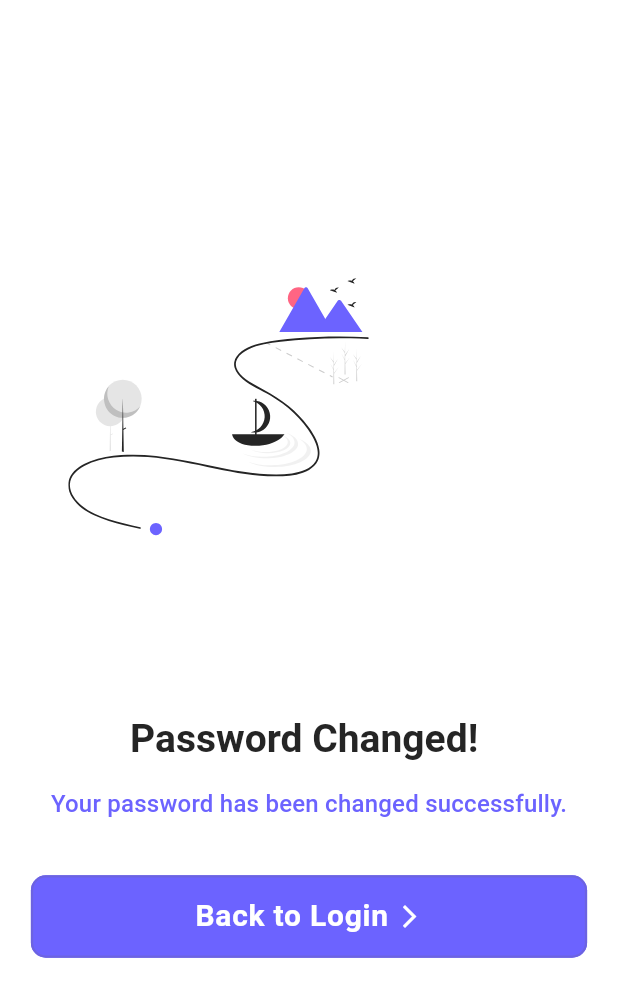
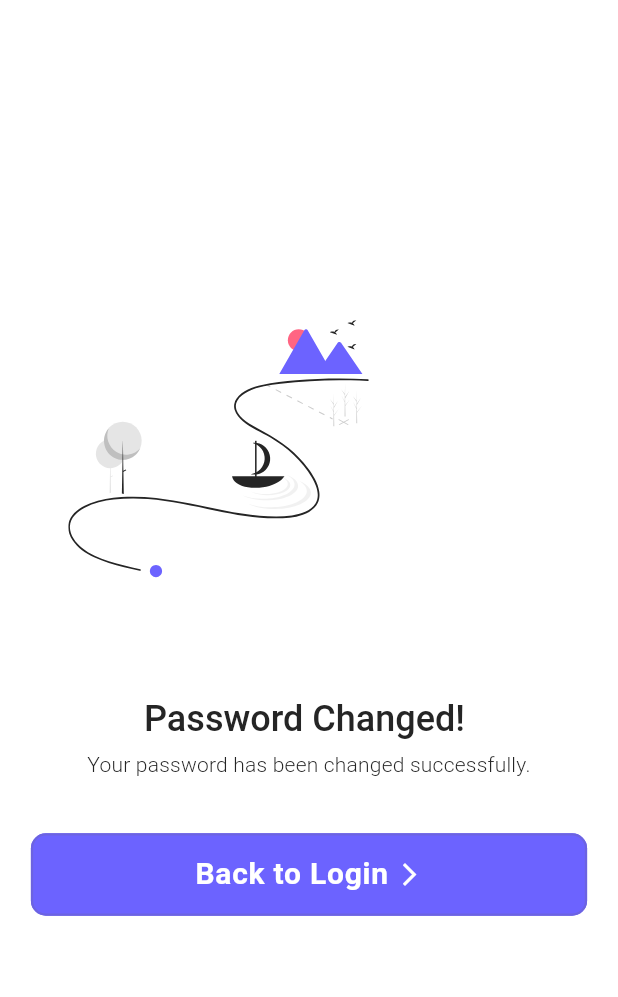
Before and after one commit to alade-01/Login_Register_UI_Design, a Flutter app: the PasswordChangedScreen screen opened by its route, on a phone screen of 412 x 824 dp. Shown: the top 997 px of the screen. Run offline on Flutter 3.47's test engine with Material 3 defaults, Android fonts, the phone set to English and light mode, and no system bars; our stand-ins replace flutter_bloc, flutter_svg; Roboto replaces fonts that are missing (Poppins); project files that could hold a hidden picture were left out.

Commit message:
fix password changed screen

```diff
--- a/lib/windows/password_changed_screen.dart
+++ b/lib/windows/password_changed_screen.dart
@@ -1,6 +1,5 @@
 import 'package:flutter/material.dart';
 import 'package:flutter_svg/svg.dart';
-import 'package:login_register_ui_design/components/shared/background.dart';
 
 import '../components/shared/app_button.dart';
 import '../core/constants.dart';
@@ -29,25 +28,27 @@ class _PasswordChangedScreenState extends State<PasswordChangedScreen> {
             children: <Widget>[
               SvgPicture.asset(
                 "res/images/background.svg",
-               // width: 100,
-              //  height: 100,
+                // width: 100,
+                //  height: 100,
               ),
-              const SizedBox(height: BUTTON_SEPARATION_SPACE * 4),
+              // const SizedBox(height: BUTTON_SEPARATION_SPACE * 4),
               Text(
                 "Password Changed! ",
                 style: Theme.of(context).textTheme.titleLarge!.copyWith(
                     color: secondaryColor,
-                    fontSize: 26,
-                    fontWeight: FontWeight.w700),
+                    fontSize: 24,
+                    fontWeight: FontWeight.w500),
               ),
-              const SizedBox(height: BUTTON_SEPARATION_SPACE * 1.5),
-              Text(
-                "Your password has been changed successfully.",
-                style: Theme.of(context).textTheme.titleMedium!.copyWith(
-                   // color: swatchColorItem,
-                    fontSize: 16,
-                    fontWeight: FontWeight.w500),
-                textAlign: TextAlign.center,
+              Padding(
+                padding: const EdgeInsets.only(top: 5.0),
+                child: Text(
+                  "Your password has been changed successfully.",
+                  style: Theme.of(context).textTheme.titleMedium!.copyWith(
+                      color: secondaryColor,
+                      fontSize: 14,
+                      fontWeight: FontWeight.w300),
+                  textAlign: TextAlign.center,
+                ),
               ),
               const SizedBox(height: BUTTON_SEPARATION_SPACE * 3.5),
               AppButton(
```
